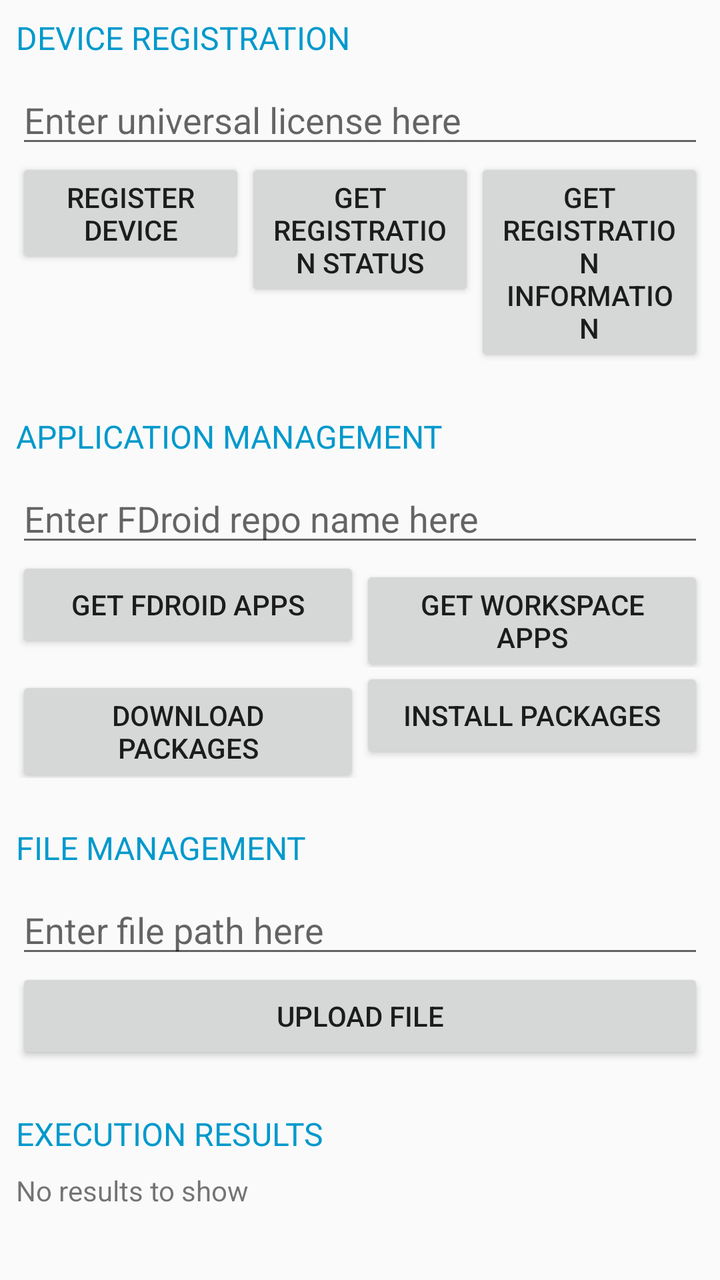
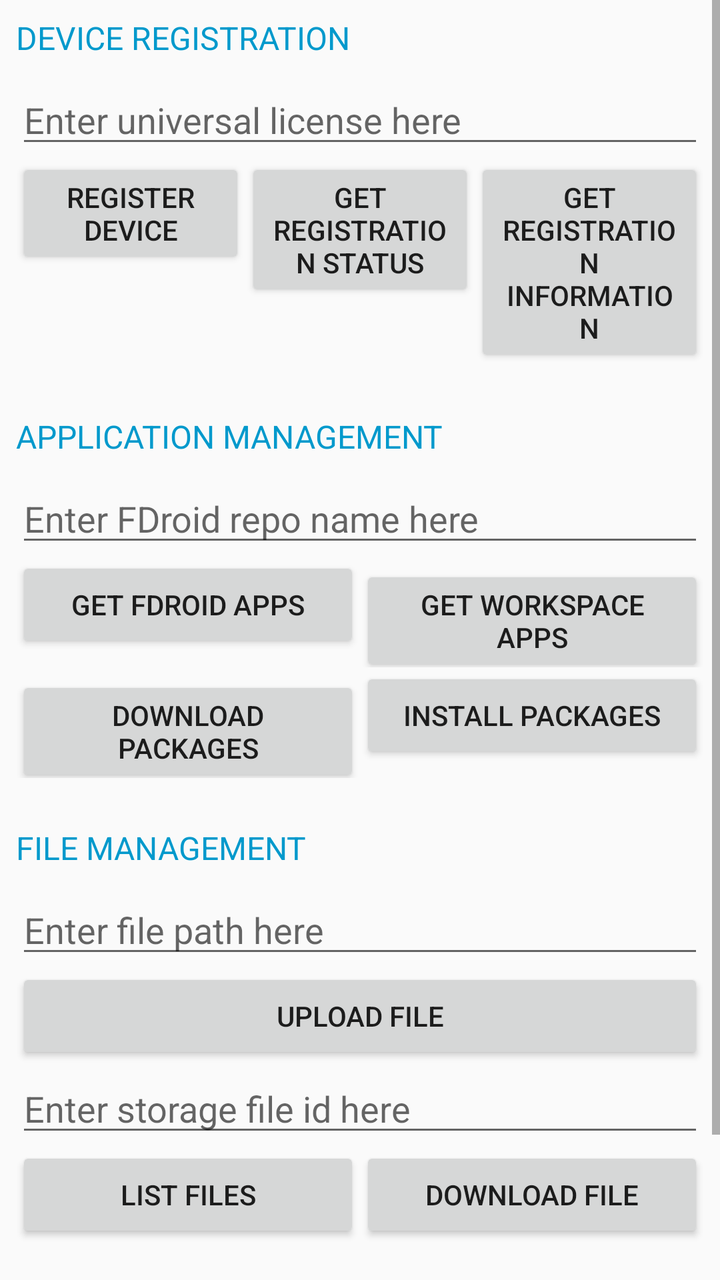

The first picture is an Android layout as it rendered before a commit; the second is the same layout after the commit. The layout source and the unified diff follow.
<!-- AndroidManifest.xml: application theme Theme.AppCompat.DayNight.NoActionBar -->
<!-- res/layout/activity_main.xml -->
<?xml version="1.0" encoding="utf-8"?>
<ScrollView xmlns:android="http://schemas.android.com/apk/res/android"
    android:id="@+id/scrollView"
    android:layout_width="match_parent"
    android:layout_height="match_parent"
    android:orientation="vertical">

    <LinearLayout
        android:layout_width="match_parent"
        android:layout_height="wrap_content"
        android:padding="8dp"
        android:orientation="vertical">

        <TextView style="@style/sectionHeader"
            android:layout_marginTop="0dp"
            android:layout_width="match_parent"
            android:layout_height="wrap_content"
            android:text="Device registration">
        </TextView>

        <EditText
            android:id="@+id/universalLicense"
            android:layout_width="match_parent"
            android:layout_height="wrap_content"
            android:hint="Enter universal license here" />

        <LinearLayout
            android:layout_width="match_parent"
            android:layout_height="wrap_content"
            android:orientation="horizontal">

            <Button
                android:id="@+id/registerDevice"
                android:layout_width="0dp"
                android:layout_height="wrap_content"
                android:layout_weight="1"
                android:text="Register device" />

            <Button
                android:id="@+id/deviceStatus"
                android:layout_width="0dp"
                android:layout_height="wrap_content"
                android:layout_weight="1"
                android:text="Get registration status" />

            <Button
                android:id="@+id/registrationInformation"
                android:layout_width="0dp"
                android:layout_height="wrap_content"
                android:layout_weight="1"
                android:text="Get registration information" />

        </LinearLayout>

        <TextView style="@style/sectionHeader"
            android:layout_width="match_parent"
            android:layout_height="wrap_content"
            android:text="Application management">
        </TextView>

        <EditText
            android:id="@+id/fdroidRepoName"
            android:layout_width="match_parent"
            android:layout_height="wrap_content"
            android:hint="Enter FDroid repo name here" />

        <LinearLayout
            android:layout_width="match_parent"
            android:layout_height="wrap_content"
            android:orientation="horizontal">

            <Button
                android:id="@+id/getPackages"
                android:layout_width="0dp"
                android:layout_height="wrap_content"
                android:layout_weight="1"
                android:text="Get FDroid apps" />

            <Button
                android:id="@+id/getPackagesS3"
                android:layout_width="0dp"
                android:layout_height="wrap_content"
                android:layout_weight="1"
                android:text="Get workspace apps" />

        </LinearLayout>

        <LinearLayout
            android:layout_width="match_parent"
            android:layout_height="wrap_content"
            android:orientation="horizontal">

            <Button
                android:id="@+id/downloadPackages"
                android:layout_width="0dp"
                android:layout_height="wrap_content"
                android:layout_weight="1"
                android:text="Download packages" />

            <Button
                android:id="@+id/installPackages"
                android:layout_width="0dp"
                android:layout_height="wrap_content"
                android:layout_weight="1"
                android:text="Install packages" />

        </LinearLayout>

        <TextView style="@style/sectionHeader"
            android:layout_width="match_parent"
            android:layout_height="wrap_content"
            android:text="File management">
        </TextView>

        <EditText
            android:id="@+id/filePath"
            android:layout_width="match_parent"
            android:layout_height="wrap_content"
            android:hint="Enter file path here" />

        <Button
            android:id="@+id/uploadFile"
            android:layout_width="match_parent"
            android:layout_height="wrap_content"
            android:text="Upload file" />

        <TextView style="@style/sectionHeader"
            android:layout_width="match_parent"
            android:layout_height="wrap_content"
            android:text="Execution results">
        </TextView>

        <LinearLayout
            android:id="@+id/resultsLayout"
            android:layout_width="match_parent"
            android:layout_height="wrap_content"
            android:paddingBottom="20dp"
            android:orientation="vertical">

            <TextView
                android:layout_width="wrap_content"
                android:layout_height="wrap_content"
                android:text="No results to show">
            </TextView>

        </LinearLayout>

    </LinearLayout>

</ScrollView>
<!-- resources referenced by this layout -->
<resources>
  <style name="sectionHeader">
          <item name="android:layout_marginTop">24dp</item>
          <item name="android:layout_marginBottom">8dp</item>
          <item name="android:textAllCaps">true</item>
          <item name="android:textColor">@android:color/holo_blue_dark</item>
          <item name="android:textSize">16sp</item>
      </style>
</resources>

<!-- the commit's change to res/layout/activity_main.xml (unified diff, before → after) -->
@@ -124,6 +124,33 @@
             android:layout_height="wrap_content"
             android:text="Upload file" />
 
+        <EditText
+            android:id="@+id/storageFileId"
+            android:layout_width="match_parent"
+            android:layout_height="wrap_content"
+            android:hint="Enter storage file id here" />
+
+        <LinearLayout
+            android:layout_width="match_parent"
+            android:layout_height="wrap_content"
+            android:orientation="horizontal">
+
+            <Button
+                android:id="@+id/listFiles"
+                android:layout_width="0dp"
+                android:layout_height="wrap_content"
+                android:layout_weight="1"
+                android:text="List files" />
+
+            <Button
+                android:id="@+id/downloadFile"
+                android:layout_width="0dp"
+                android:layout_height="wrap_content"
+                android:layout_weight="1"
+                android:text="Download file" />
+
+        </LinearLayout>
+
         <TextView style="@style/sectionHeader"
             android:layout_width="match_parent"
             android:layout_height="wrap_content"
